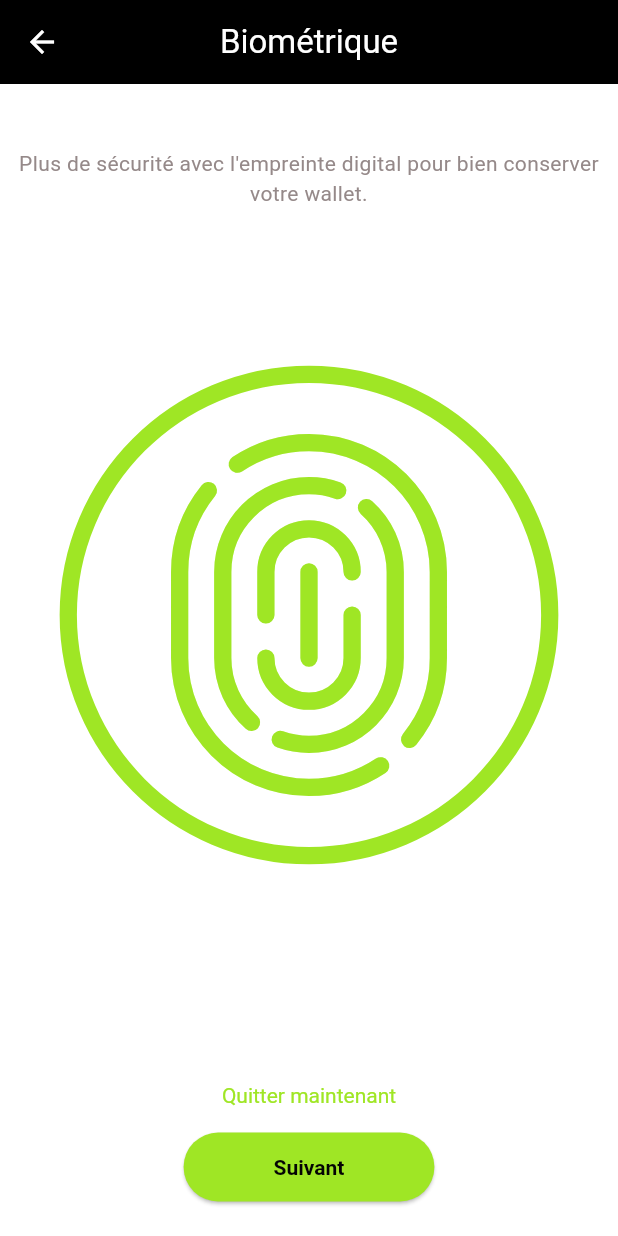
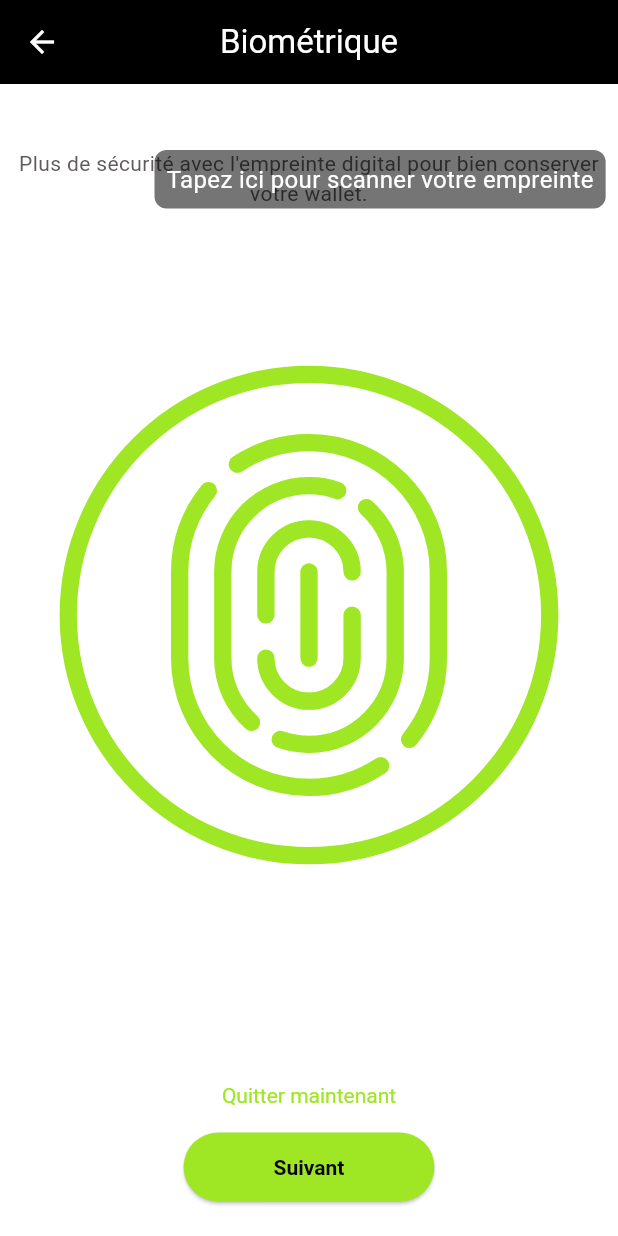
Before and after one commit to ikhela-04KK/Fees, a Flutter app: the first screen one second after launch, on a phone screen of 412 x 824 dp. Run offline on Flutter 3.47's test engine with Material 3 defaults, Android fonts, the phone set to English and light mode, and no system bars; our stand-ins replace flutter_animate, flutter_svg, gap, local_auth, lottie, smooth_page_indicator; missing offline and left inert: crypto_font_icons; Roboto replaces fonts that are missing (jbm).

Commit message:
add tooltip + overlay and finish fingerprint

```diff
--- a/lib/constants/app_image.dart
+++ b/lib/constants/app_image.dart
@@ -22,5 +22,9 @@ class AppImages {
   static const String moneySend = 'assets/images/money-send.png';
   static const String avatarPng = 'assets/images/Avatar.png';
   static const String faceAvatar = 'assets/images/faceAvatar.png';
+}
 
+class AppAnims{
+  static const String finger = "assets/animation/fingerprint.json";
+  static const String checkInBox = "assets/animation/check_in_box.json";
 }
--- a/lib/pages/fingerprint/screen.dart
+++ b/lib/pages/fingerprint/screen.dart
@@ -1,8 +1,8 @@
 // ignore_for_file: prefer_const_constructors
 
+import 'package:cryto_wallet_3/constants/app_image.dart';
 import 'package:cryto_wallet_3/services/local_auth_service.dart';
 import 'package:flutter/material.dart';
-import 'package:flutter/widgets.dart';
 import 'package:lottie/lottie.dart';
 
 class FingerPrint extends StatefulWidget {
@@ -14,8 +14,49 @@ class FingerPrint extends StatefulWidget {
 
 class _FingerPrintState extends State<FingerPrint> {
   bool authenticate = false;
+  String assets = AppAnims.finger;
+
 
   // verifier la capacité de prise en charge de la biometrie
+  @override
+  void initState() {
+    super.initState();
+    WidgetsBinding.instance.addPostFrameCallback((_) {
+      _showOverlay(context);
+    });
+  }
+  void _showOverlay(BuildContext context) {
+    OverlayState overlayState = Overlay.of(context)!;
+    OverlayEntry overlayEntry = OverlayEntry(
+      builder: (context) => Positioned(
+        top: 100,
+        left: MediaQuery.of(context).size.width / 4,
+        child: Material(
+          color: Colors.transparent,
+          child: Container(
+            padding: EdgeInsets.all(8.0),
+            decoration: BoxDecoration(
+              color: Colors.black54,
+              borderRadius: BorderRadius.circular(8.0),
+            ),
+            child: Text(
+              'Tapez ici pour scanner votre empreinte',
+              style: TextStyle(
+                color: Colors.white,
+                fontSize: 16.0,
+              ),
+            ),
+          ),
+        ),
+      ),
+    );
+    overlayState.insert(overlayEntry);
+
+    Future.delayed(Duration(seconds: 3), () {
+      overlayEntry.remove();
+    });
+  }
+
   @override
   Widget build(BuildContext context) {
     return SafeArea(
@@ -43,7 +84,7 @@ class _FingerPrintState extends State<FingerPrint> {
                 "Plus de sécurité avec l'empreinte digital pour bien conserver votre wallet.",
                 textAlign: TextAlign.center,
                 style: TextStyle(
-                  color: Color.fromARGB(255, 149, 137, 137),
+                  color: Color(0xFF605C5C),
                 ),
               ),
               SizedBox(
@@ -51,14 +92,22 @@ class _FingerPrintState extends State<FingerPrint> {
               ),
               GestureDetector(
                 onTap: () async {
-                  final auth  = await LocalAuth.authenticate();
-                  setState((){
-                      authenticate = auth;
+                  final auth = await LocalAuth.authenticate();
+                  setState(() {
+                    authenticate = auth;
                   });
+                  // change animation
+                  if (authenticate) {
+                    setState(() {
+                      assets = AppAnims.checkInBox;
+                    });
+                  }
                 },
-                child: Lottie.asset(
-                  "assets/animation/fingerprint.json",
-                  repeat: false
+                child: Tooltip(
+
+                  message: 'Touche to scan your finger',
+
+                  child: Lottie.asset(assets, repeat: false),
                 ),
               ),
               SizedBox(height: 90),
```
Also changed, not shown: assets/animation/check_in_box.json (added, +1 -0 lines).
